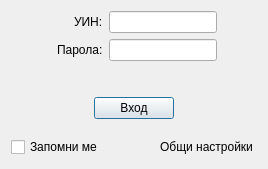
First picture: the form in src/View/Widgets/LoginView.ui, repository thefinalcutbg/DinoDent, before the edit.
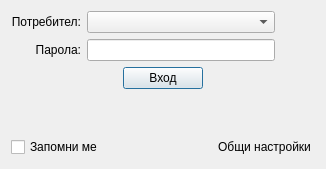
Second picture: the form after the edit.

Commit message: login form changed

```diff
--- a/src/View/Widgets/LoginView.ui
+++ b/src/View/Widgets/LoginView.ui
@@ -6,7 +6,7 @@
    <rect>
     <x>0</x>
     <y>0</y>
-    <width>268</width>
+    <width>326</width>
     <height>169</height>
    </rect>
   </property>
@@ -38,22 +38,6 @@
       <layout class="QVBoxLayout" name="verticalLayout">
        <item>
         <layout class="QHBoxLayout" name="horizontalLayout_6">
-         <item>
-          <spacer name="horizontalSpacer_6">
-           <property name="orientation">
-            <enum>Qt::Horizontal</enum>
-           </property>
-           <property name="sizeType">
-            <enum>QSizePolicy::Expanding</enum>
-           </property>
-           <property name="sizeHint" stdset="0">
-            <size>
-             <width>40</width>
-             <height>20</height>
-            </size>
-           </property>
-          </spacer>
-         </item>
          <item>
           <widget class="QLabel" name="label_2">
            <property name="sizePolicy">
@@ -63,10 +47,10 @@
             </sizepolicy>
            </property>
            <property name="text">
-            <string>УИН:</string>
+            <string>Потребител:</string>
            </property>
            <property name="alignment">
-            <set>Qt::AlignLeading|Qt::AlignLeft|Qt::AlignVCenter</set>
+            <set>Qt::AlignmentFlag::AlignRight|Qt::AlignmentFlag::AlignTrailing|Qt::AlignmentFlag::AlignVCenter</set>
            </property>
           </widget>
          </item>
@@ -74,22 +58,6 @@
        </item>
        <item>
         <layout class="QHBoxLayout" name="horizontalLayout_5">
-         <item>
-          <spacer name="horizontalSpacer_7">
-           <property name="orientation">
-            <enum>Qt::Horizontal</enum>
-           </property>
-           <property name="sizeType">
-            <enum>QSizePolicy::Expanding</enum>
-           </property>
-           <property name="sizeHint" stdset="0">
-            <size>
-             <width>40</width>
-             <height>20</height>
-            </size>
-           </property>
-          </spacer>
-         </item>
          <item>
           <widget class="QLabel" name="label_3">
            <property name="sizePolicy">
@@ -102,7 +70,7 @@
             <string>Парола:</string>
            </property>
            <property name="alignment">
-            <set>Qt::AlignLeading|Qt::AlignLeft|Qt::AlignVCenter</set>
+            <set>Qt::AlignmentFlag::AlignRight|Qt::AlignmentFlag::AlignTrailing|Qt::AlignmentFlag::AlignVCenter</set>
            </property>
           </widget>
          </item>
@@ -115,25 +83,22 @@
        <item>
         <layout class="QHBoxLayout" name="horizontalLayout_3">
          <item>
-          <widget class="QLineEdit" name="userEdit">
+          <widget class="QComboBox" name="doctorCombo">
            <property name="sizePolicy">
             <sizepolicy hsizetype="Expanding" vsizetype="Fixed">
              <horstretch>0</horstretch>
              <verstretch>0</verstretch>
             </sizepolicy>
            </property>
-           <property name="maxLength">
-            <number>9</number>
-           </property>
-           <property name="echoMode">
-            <enum>QLineEdit::Normal</enum>
-           </property>
           </widget>
          </item>
          <item>
           <spacer name="horizontalSpacer_4">
            <property name="orientation">
-            <enum>Qt::Horizontal</enum>
+            <enum>Qt::Orientation::Horizontal</enum>
+           </property>
+           <property name="sizeType">
+            <enum>QSizePolicy::Policy::Fixed</enum>
            </property>
            <property name="sizeHint" stdset="0">
             <size>
@@ -149,12 +114,6 @@
         <layout class="QHBoxLayout" name="horizontalLayout_2">
          <item>
           <widget class="QLineEdit" name="passEdit">
-           <property name="sizePolicy">
-            <sizepolicy hsizetype="Expanding" vsizetype="Fixed">
-             <horstretch>0</horstretch>
-             <verstretch>0</verstretch>
-            </sizepolicy>
-           </property>
            <property name="maxLength">
             <number>20</number>
            </property>
@@ -163,7 +122,10 @@
          <item>
           <spacer name="horizontalSpacer_5">
            <property name="orientation">
-            <enum>Qt::Horizontal</enum>
+            <enum>Qt::Orientation::Horizontal</enum>
+           </property>
+           <property name="sizeType">
+            <enum>QSizePolicy::Policy::Fixed</enum>
            </property>
            <property name="sizeHint" stdset="0">
             <size>
@@ -179,19 +141,6 @@
      </item>
     </layout>
    </item>
-   <item>
-    <spacer name="verticalSpacer_2">
-     <property name="orientation">
-      <enum>Qt::Vertical</enum>
-     </property>
-     <property name="sizeHint" stdset="0">
-      <size>
-       <width>20</width>
-       <height>40</height>
-      </size>
-     </property>
-    </spacer>
-   </item>
    <item>
     <layout class="QHBoxLayout" name="horizontalLayout_4">
      <item>
```
Left out of the diff: 9 changed lines with no effect on the pictures. The commit also changes 8 other files.
